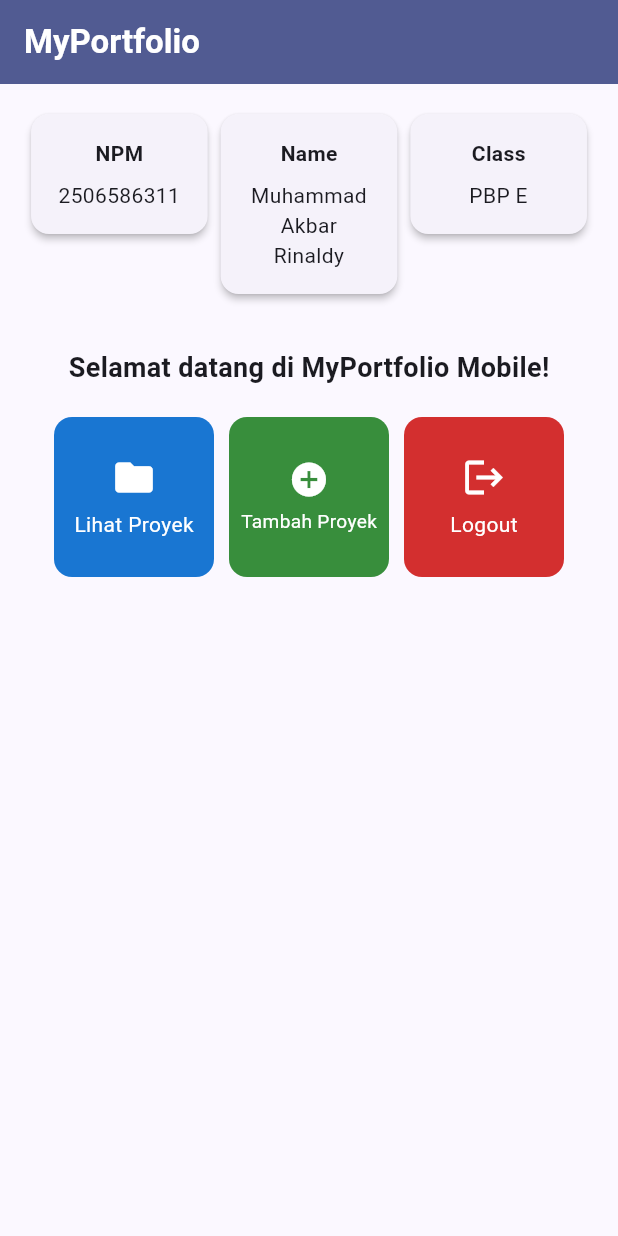
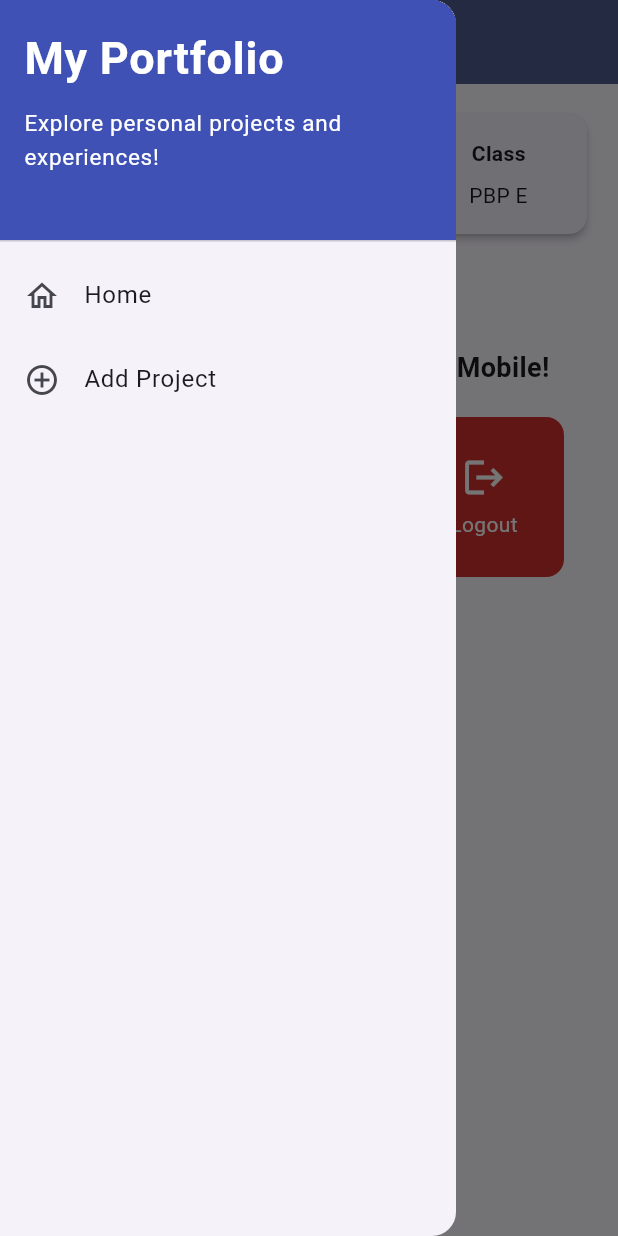
Before and after one commit to muhammadakbar58-rgb/myportofolio_mobile, a Flutter app: the screen it shows after launch, with the side drawer open (before the commit the screen has no drawer), on a phone screen of 412 x 824 dp. Run offline on Flutter 3.47's test engine with Material 3 defaults, Android fonts, the phone set to English and light mode, and no system bars; our stand-ins replace material_ui.

Commit message:
Tutorial 09: Flutter Navigation, Layouts, Forms, and Input Elements

```diff
--- a/lib/main.dart
+++ b/lib/main.dart
@@ -1,5 +1,5 @@
-import 'package:flutter/material.dart';
-import 'package:myportofolio_mobile/menu.dart';
+import 'package:material_ui/material_ui.dart';
+import 'package:myportofolio_mobile/screens/menu.dart';
 
 void main() {
   runApp(const MyApp());
--- a/lib/menu.dart
+++ b/lib/screens/menu.dart
@@ -1,4 +1,6 @@
-import 'package:flutter/material.dart';
+import 'package:material_ui/material_ui.dart';
+import 'package:myportofolio_mobile/widgets/left_drawer.dart';
+import 'package:myportofolio_mobile/widgets/project_card.dart';
 
 class MyHomePage extends StatelessWidget {
   MyHomePage({super.key});
@@ -22,7 +24,9 @@ class MyHomePage extends StatelessWidget {
           style: TextStyle(color: Colors.white, fontWeight: FontWeight.bold),
         ),
         backgroundColor: Theme.of(context).colorScheme.primary,
+        iconTheme: const IconThemeData(color: Colors.white),
       ),
+      drawer: const LeftDrawer(),
       body: SingleChildScrollView(
         child: Padding(
           padding: const EdgeInsets.all(16.0),
@@ -113,49 +117,3 @@ class ItemHomepage {
 
   const ItemHomepage(this.name, this.icon, this.color);
 }
-
-class ItemCard extends StatelessWidget {
-  final ItemHomepage item;
-
-  const ItemCard(this.item, {super.key});
-
-  @override
-  Widget build(BuildContext context) {
-    return Material(
-      color: item.color,
-      borderRadius: BorderRadius.circular(12),
-      child: InkWell(
-        onTap: () {
-          ScaffoldMessenger.of(context)
-            ..hideCurrentSnackBar()
-            ..showSnackBar(
-              SnackBar(
-                content: Text('Kamu telah menekan tombol ${item.name}!'),
-              ),
-            );
-        },
-        child: Container(
-          padding: const EdgeInsets.all(8),
-          child: Center(
-            child: FittedBox(
-              fit: BoxFit.scaleDown,
-              child: Column(
-                mainAxisSize: MainAxisSize.min,
-                mainAxisAlignment: MainAxisAlignment.center,
-                children: [
-                  Icon(item.icon, color: Colors.white, size: 30.0),
-                  const Padding(padding: EdgeInsets.all(3)),
-                  Text(
-                    item.name,
-                    textAlign: TextAlign.center,
-                    style: const TextStyle(color: Colors.white),
-                  ),
-                ],
-              ),
-            ),
-          ),
-        ),
-      ),
-    );
-  }
-}
--- /dev/null
+++ b/lib/widgets/left_drawer.dart
@@ -0,0 +1,65 @@
+import 'package:material_ui/material_ui.dart';
+import 'package:myportofolio_mobile/screens/menu.dart';
+import 'package:myportofolio_mobile/screens/project_form.dart';
+
+class LeftDrawer extends StatelessWidget {
+  const LeftDrawer({super.key});
+
+  @override
+  Widget build(BuildContext context) {
+    return Drawer(
+      child: ListView(
+        padding: EdgeInsets.zero,
+        children: [
+          const DrawerHeader(
+            decoration: BoxDecoration(color: Colors.indigo),
+            child: SingleChildScrollView(
+              child: Column(
+                crossAxisAlignment: CrossAxisAlignment.start,
+                children: [
+                  Text(
+                    'My Portfolio',
+                    style: TextStyle(
+                      fontSize: 30,
+                      fontWeight: FontWeight.bold,
+                      color: Colors.white,
+                    ),
+                  ),
+                  SizedBox(height: 10),
+                  Text(
+                    'Explore personal projects and experiences!',
+                    style: TextStyle(fontSize: 15, color: Colors.white),
+                  ),
+                ],
+              ),
+            ),
+          ),
+          ListTile(
+            leading: const Icon(Icons.home_outlined),
+            title: const Text('Home'),
+            onTap: () {
+              Navigator.pop(context);
+              Navigator.pushReplacement(
+                context,
+                MaterialPageRoute(builder: (context) => MyHomePage()),
+              );
+            },
+          ),
+          ListTile(
+            leading: const Icon(Icons.add_circle_outline),
+            title: const Text('Add Project'),
+            onTap: () {
+              Navigator.pop(context);
+              Navigator.pushReplacement(
+                context,
+                MaterialPageRoute(
+                  builder: (context) => const ProjectFormPage(),
+                ),
+              );
+            },
+          ),
+        ],
+      ),
+    );
+  }
+}
--- /dev/null
+++ b/lib/widgets/project_card.dart
@@ -0,0 +1,56 @@
+import 'package:material_ui/material_ui.dart';
+import 'package:myportofolio_mobile/screens/menu.dart';
+import 'package:myportofolio_mobile/screens/project_form.dart';
+
+class ItemCard extends StatelessWidget {
+  final ItemHomepage item;
+
+  const ItemCard(this.item, {super.key});
+
+  @override
+  Widget build(BuildContext context) {
+    return Material(
+      color: item.color,
+      borderRadius: BorderRadius.circular(12),
+      child: InkWell(
+        onTap: () {
+          ScaffoldMessenger.of(context)
+            ..hideCurrentSnackBar()
+            ..showSnackBar(
+              SnackBar(
+                content: Text('Kamu telah menekan tombol ${item.name}!'),
+              ),
+            );
+
+          if (item.name == 'Tambah Proyek') {
+            Navigator.push(
+              context,
+              MaterialPageRoute(builder: (context) => const ProjectFormPage()),
+            );
+          }
+        },
+        child: Container(
+          padding: const EdgeInsets.all(8),
+          child: Center(
+            child: FittedBox(
+              fit: BoxFit.scaleDown,
+              child: Column(
+                mainAxisSize: MainAxisSize.min,
+                mainAxisAlignment: MainAxisAlignment.center,
+                children: [
+                  Icon(item.icon, color: Colors.white, size: 30.0),
+                  const Padding(padding: EdgeInsets.all(3)),
+                  Text(
+                    item.name,
+                    textAlign: TextAlign.center,
+                    style: const TextStyle(color: Colors.white),
+                  ),
+                ],
+              ),
+            ),
+          ),
+        ),
+      ),
+    );
+  }
+}
--- a/pubspec.yaml
+++ b/pubspec.yaml
@@ -34,6 +34,7 @@ dependencies:
   # The following adds the Cupertino Icons font to your application.
   # Use with the CupertinoIcons class for iOS style icons.
   cupertino_icons: ^1.0.8
+  material_ui: ^1.11.1
 
 dev_dependencies:
   flutter_test:
```
Also changed, not shown: lib/screens/project_form.dart (added, +215 -0 lines), pubspec.lock, 2 other files.
